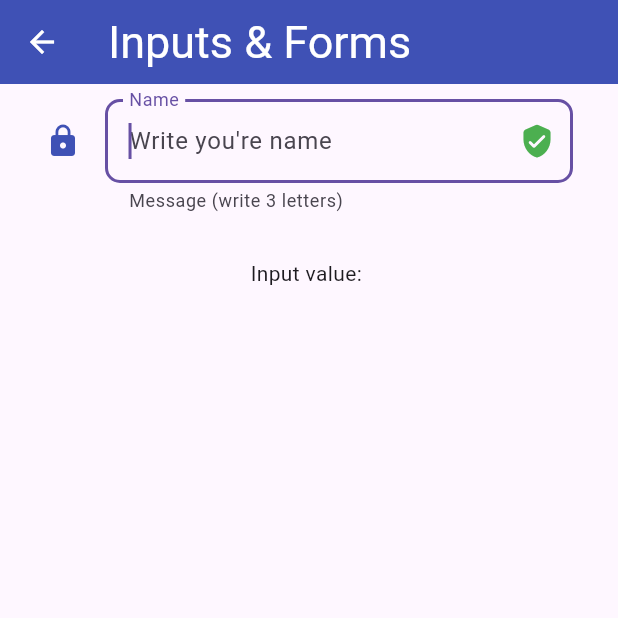
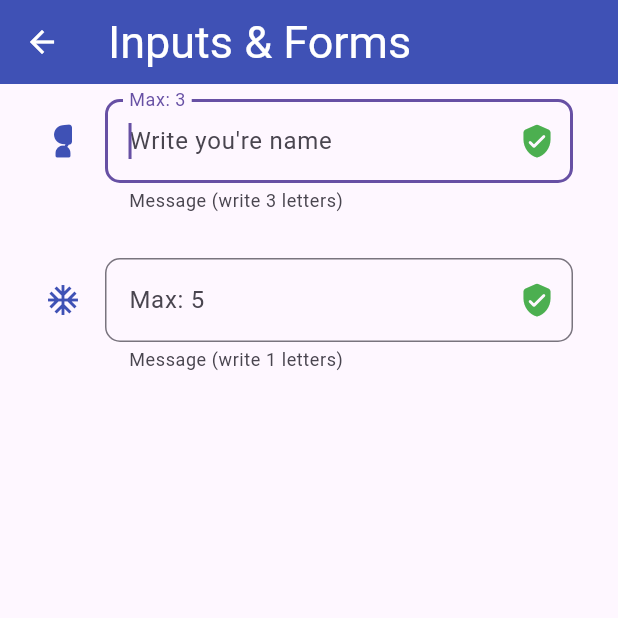
Before and after one commit to RudyCancax/flutter_components_app, a Flutter app: the InputScreen screen opened by its route, on a phone screen of 412 x 824 dp, the top half of it. Run offline on Flutter 3.47's test engine with Material 3 defaults, Android fonts, the phone set to English and light mode, and no system bars.

Commit message:
Feat: Custom Widget for Inputs

```diff
--- a/lib/screens/alert_screen.dart
+++ b/lib/screens/alert_screen.dart
@@ -1,5 +1,3 @@
-import 'dart:io';
-
 import 'package:components_app/theme/app_theme.dart';
 import 'package:flutter/material.dart';
 import 'package:flutter/cupertino.dart';
--- a/lib/screens/input_screen.dart
+++ b/lib/screens/input_screen.dart
@@ -1,15 +1,9 @@
 import 'package:components_app/theme/app_theme.dart';
+import 'package:components_app/widgets/widgets.dart';
 import 'package:flutter/material.dart';
 
-class InputScreen extends StatefulWidget {
-  const InputScreen({super.key});
-
-  @override
-  State<InputScreen> createState() => _InputScreenState();
-}
-
-class _InputScreenState extends State<InputScreen> {
-  String inputValue = '';
+class InputScreen extends StatelessWidget {
+  const InputScreen({Key? key}) : super(key: key);
 
   @override
   Widget build(BuildContext context) {
@@ -20,38 +14,21 @@ class _InputScreenState extends State<InputScreen> {
               padding: const EdgeInsets.symmetric(horizontal: 30, vertical: 10),
               child: Column(
                 children: [
-                  TextFormField(
-                    autofocus: true,
-                    onChanged: (value) {
-                      inputValue = value;
-                      setState(() {});
-                    },
-                    validator: (value) {
-                      final valueStr = value.toString();
-                      if (valueStr.length == 3) {
-                        return "Same or equal than 3";
-                      }
-
-                      if (valueStr.length > 3) {
-                        return "Major than 3, length: ${value!.length}";
-                      }
-                      return null;
-                    },
-                    autovalidateMode: AutovalidateMode.always,
-                    decoration: InputDecoration(
-                        hintText: "Write you're name",
-                        labelText: 'Name',
-                        helperText: "Message (write 3 letters)",
-                        icon: Icon(Icons.lock, color: AppTheme.primaryColor),
-                        suffixIcon: const Icon(Icons.verified_user_rounded,
-                            color: Colors.green),
-                        border: OutlineInputBorder(
-                            borderRadius: BorderRadius.circular(10))),
+                  const CustomInput1(
+                      equalVar: 3,
+                      majorThan: 3,
+                      leftIcon: Icons.nest_cam_wired_stand),
+                  Container(
+                    height: 30,
+                  ),
+                  const CustomInput1(
+                    equalVar: 1,
+                    majorThan: 5,
+                    leftIcon: Icons.ac_unit_sharp,
                   ),
                   Container(
                     height: 30,
                   ),
-                  Text("Input value: $inputValue")
                 ],
               )),
         ));
--- /dev/null
+++ b/lib/widgets/inputs/custom_input1.dart
@@ -0,0 +1,42 @@
+import 'package:flutter/material.dart';
+import 'package:components_app/theme/app_theme.dart';
+
+class CustomInput1 extends StatelessWidget {
+  final int equalVar;
+  final int majorThan;
+  final IconData leftIcon;
+
+  const CustomInput1(
+      {super.key,
+      required this.equalVar,
+      required this.majorThan,
+      required this.leftIcon});
+
+  @override
+  Widget build(BuildContext context) {
+    return TextFormField(
+      autofocus: true,
+      onChanged: (value) {},
+      validator: (value) {
+        final valueStr = value.toString();
+        if (valueStr.length == equalVar) {
+          return "Same or equal than $equalVar";
+        }
+
+        if (valueStr.length > majorThan) {
+          return "Major than $majorThan, length: ${value!.length}";
+        }
+        return null;
+      },
+      autovalidateMode: AutovalidateMode.always,
+      decoration: InputDecoration(
+          hintText: "Write you're name",
+          labelText: "Max: $majorThan",
+          helperText: "Message (write $equalVar letters)",
+          icon: Icon(leftIcon, color: AppTheme.primaryColor),
+          suffixIcon:
+              const Icon(Icons.verified_user_rounded, color: Colors.green),
+          border: OutlineInputBorder(borderRadius: BorderRadius.circular(10))),
+    );
+  }
+}
--- a/lib/widgets/widgets.dart
+++ b/lib/widgets/widgets.dart
@@ -1,2 +1,3 @@
 export 'package:components_app/widgets/cards/custom_card_image_2.dart';
 export 'package:components_app/widgets/cards/custom_card_image_1.dart';
+export 'package:components_app/widgets/inputs/custom_input1.dart';
```
